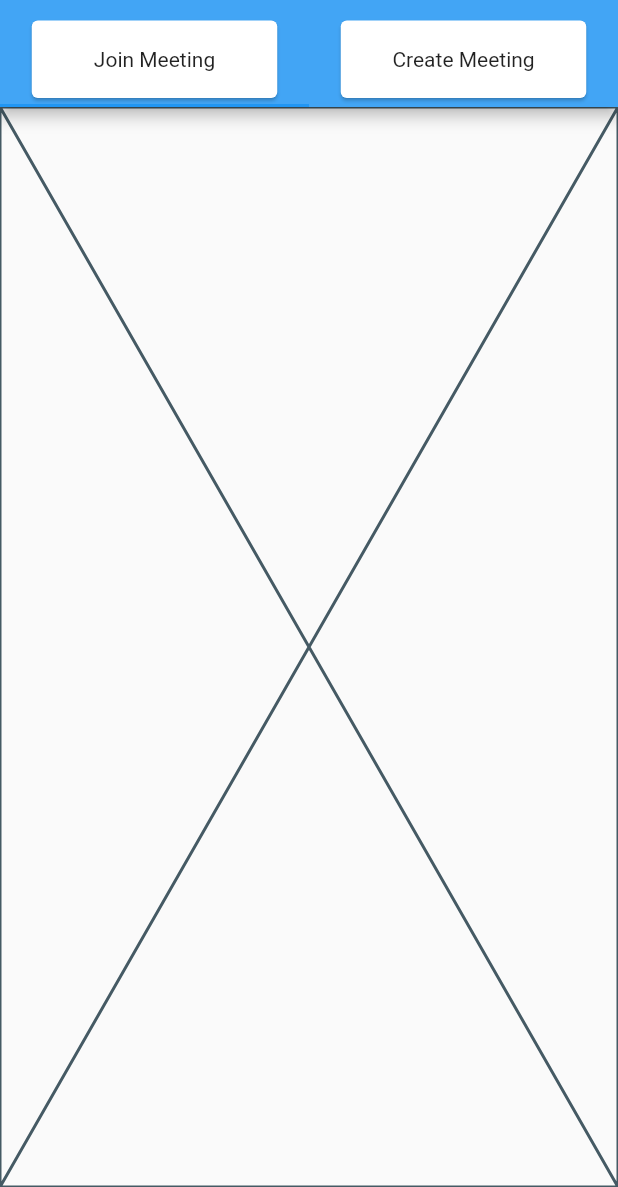
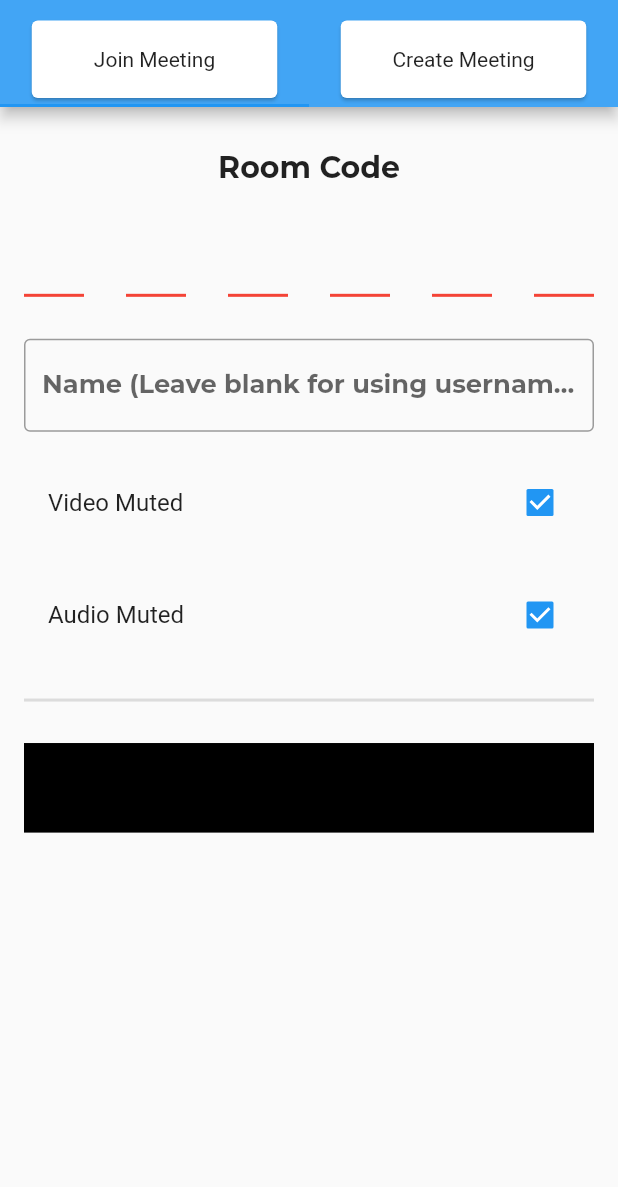
Before and after one commit to amidelu/floom-flutter, a Flutter app: the screen it shows once a user with an empty profile is signed in, on a phone screen of 412 x 824 dp, the part 49-1236 px from its top. Run offline on Flutter 3.47's test engine with Material 2 defaults, Android fonts, the phone set to English and light mode, and no system bars; drawn by our look-alikes of pin_code_fields; our stand-ins replace cloud_firestore, firebase_auth, firebase_core, flutter_screenutil, google_fonts, introduction_screen; missing offline and left inert: flutter_gradient_colors; accounts and stored records are empty; generated files the repository leaves out were written again.

Commit message:
join meeting screen added

```diff
--- a/lib/src/all_features/video_conference/join_meeting.dart
+++ b/lib/src/all_features/video_conference/join_meeting.dart
@@ -1,4 +1,8 @@
+import 'package:floom/src/variables.dart';
 import 'package:flutter/material.dart';
+import 'package:flutter_gradient_colors/flutter_gradient_colors.dart';
+import 'package:flutter_screenutil/flutter_screenutil.dart';
+import 'package:pin_code_fields/pin_code_fields.dart';
 
 class JoinMeeting extends StatefulWidget {
   const JoinMeeting({super.key});
@@ -8,8 +12,95 @@ class JoinMeeting extends StatefulWidget {
 }
 
 class _JoinMeetingState extends State<JoinMeeting> {
+  final _nameController = TextEditingController();
+  bool? _isVideoMuted = true;
+  bool? _isAudioMuted = true;
+
+  joinMeeting() {}
+
   @override
   Widget build(BuildContext context) {
-    return const Placeholder();
+    return Scaffold(
+      body: Container(
+        padding: const EdgeInsets.symmetric(horizontal: 16),
+        child: SingleChildScrollView(
+          child: Column(children: [
+            SizedBox(
+              height: 24.h,
+            ),
+            Text(
+              'Room Code',
+              style: myStyle(20),
+            ),
+            SizedBox(
+              height: 20.h,
+            ),
+            PinCodeTextField(
+                appContext: context,
+                length: 6,
+                autoDisposeControllers: false,
+                animationType: AnimationType.fade,
+                animationDuration: const Duration(milliseconds: 300),
+                pinTheme: PinTheme(
+                  shape: PinCodeFieldShape.underline,
+                ),
+                onChanged: (value) {}),
+            SizedBox(
+              height: 10.h,
+            ),
+            TextField(
+              controller: _nameController,
+              style: myStyle(18),
+              decoration: InputDecoration(
+                  border: const OutlineInputBorder(),
+                  labelText: 'Name (Leave blank for using username)',
+                  labelStyle: myStyle(15.sp)),
+            ),
+            SizedBox(
+              height: 16.h,
+            ),
+            CheckboxListTile(
+                title: const Text('Video Muted'),
+                value: _isVideoMuted,
+                onChanged: (value) {
+                  setState(() {
+                    _isVideoMuted = value;
+                  });
+                }),
+            SizedBox(
+              height: 16.h,
+            ),
+            CheckboxListTile(
+                title: const Text('Audio Muted'),
+                value: _isAudioMuted,
+                onChanged: (value) {
+                  setState(() {
+                    _isAudioMuted = value;
+                  });
+                }),
+            Divider(
+              height: 48.h,
+              thickness: 2.0,
+            ),
+            InkWell(
+              onTap: () => joinMeeting(),
+              child: Container(
+                width: double.maxFinite,
+                height: 50.h,
+                decoration: const BoxDecoration(
+                  gradient:
+                      LinearGradient(colors: GradientColors.facebookMessenger),
+                ),
+                child: Center(
+                    child: Text(
+                  'Join Meeting',
+                  style: myStyle(20),
+                )),
+              ),
+            )
+          ]),
+        ),
+      ),
+    );
   }
 }
```
